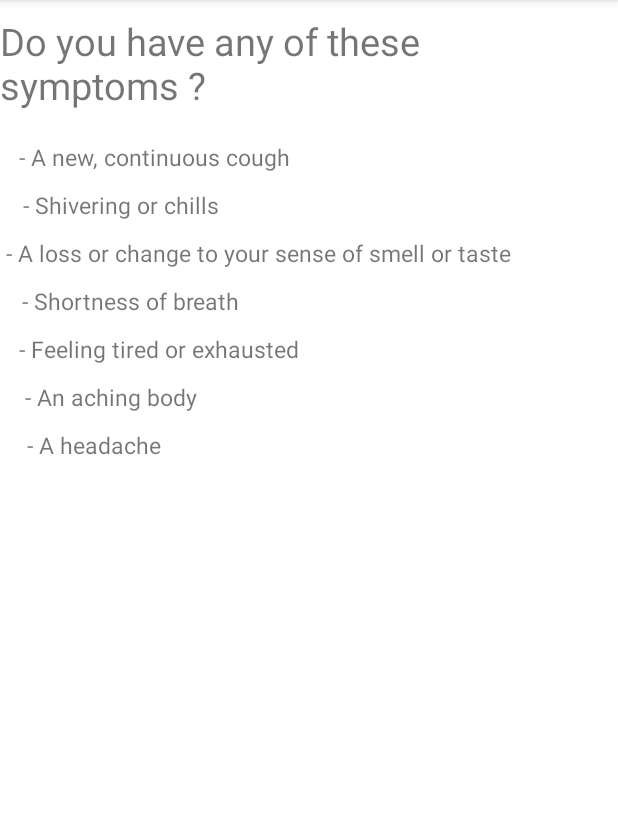
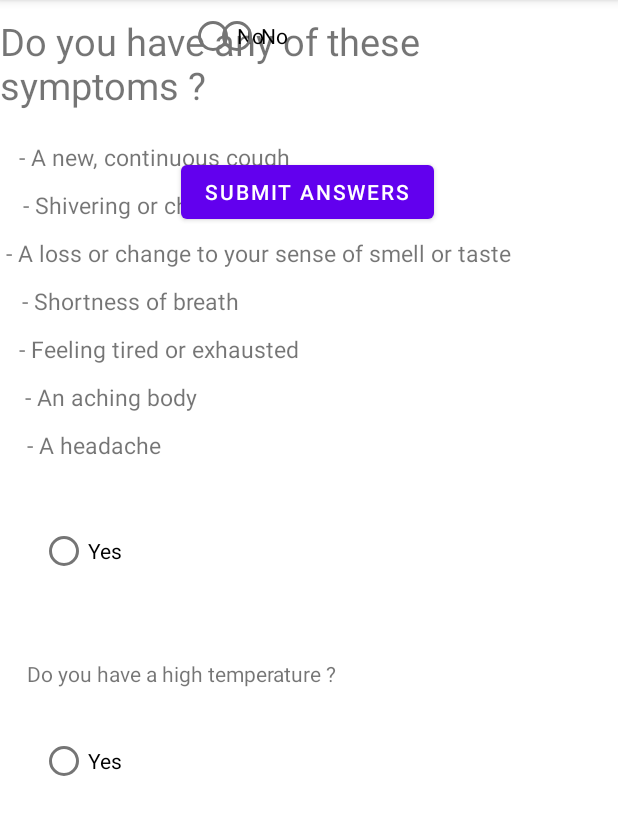
Before and after one commit to Vishsticks/COVID_App, an Android app: the SymptomChecker screen opened directly, with no data from a screen before it, on a phone screen of 412 x 824 dp, the part 84-919 px from its top. Run offline under Robolectric (Android 15) with nearby library versions, the phone set to English and light mode, and no system bars.

Commit message:
Updated guildlines

```diff
--- a/app/src/main/res/layout/activity_symptom_checker.xml
+++ b/app/src/main/res/layout/activity_symptom_checker.xml
@@ -101,6 +101,69 @@
         app:layout_constraintStart_toStartOf="parent"
         app:layout_constraintTop_toTopOf="@id/p6" />
 
+    <RadioButton
+        android:id="@+id/radio_symptom_answer_1_positive"
+        android:layout_width="wrap_content"
+        android:layout_height="wrap_content"
+        android:layout_marginTop="36dp"
+        android:text="Yes"
+        app:layout_constraintEnd_toEndOf="parent"
+        app:layout_constraintHorizontal_bias="0.075"
+        app:layout_constraintStart_toStartOf="parent"
+        app:layout_constraintTop_toBottomOf="@+id/p7" />
+
+    <RadioButton
+        android:id="@+id/radio_symptom_answer_1_positive2"
+        android:layout_width="wrap_content"
+        android:layout_height="wrap_content"
+        android:layout_marginTop="176dp"
+        android:text="Yes"
+        app:layout_constraintEnd_toEndOf="parent"
+        app:layout_constraintHorizontal_bias="0.075"
+        app:layout_constraintStart_toStartOf="parent"
+        app:layout_constraintTop_toBottomOf="@+id/p7" />
+
+    <RadioButton
+        android:id="@+id/radio_symptom_answer_1_negative"
+        android:layout_width="wrap_content"
+        android:layout_height="wrap_content"
+        android:text="No"
+        app:layout_constraintEnd_toEndOf="parent"
+        app:layout_constraintHorizontal_bias="0.157"
+        app:layout_constraintStart_toEndOf="@+id/radio_symptom_answer_1_positive"
+        tools:layout_editor_absoluteY="341dp" />
+
+    <RadioButton
+        android:id="@+id/radio_symptom_answer_1_negative2"
+        android:layout_width="wrap_content"
+        android:layout_height="wrap_content"
+        android:text="No"
+        app:layout_constraintEnd_toEndOf="parent"
+        app:layout_constraintHorizontal_bias="0.215"
+        app:layout_constraintStart_toEndOf="@+id/radio_symptom_answer_1_positive"
+        tools:layout_editor_absoluteY="482dp" />
+
+    <TextView
+        android:id="@+id/txt_question_temp"
+        android:layout_width="wrap_content"
+        android:layout_height="wrap_content"
+        android:layout_marginTop="48dp"
+        android:text="Do you have a high temperature ?"
+        app:layout_constraintEnd_toEndOf="parent"
+        app:layout_constraintHorizontal_bias="0.088"
+        app:layout_constraintStart_toStartOf="parent"
+        app:layout_constraintTop_toBottomOf="@+id/radio_symptom_answer_1_positive" />
+
+    <Button
+        android:layout_width="wrap_content"
+        android:layout_height="wrap_content"
+        android:layout_marginTop="56dp"
+        android:text="Submit Answers"
+        app:layout_constraintEnd_toEndOf="parent"
+        app:layout_constraintHorizontal_bias="0.497"
+        app:layout_constraintStart_toStartOf="parent"
+        app:layout_constraintTop_toBottomOf="@+id/radio_symptom_answer_1_negative2" />
+
 
     <!--    <LinearLayout-->
 <!--        android:id="@+id/covid_points_container"-->
```
